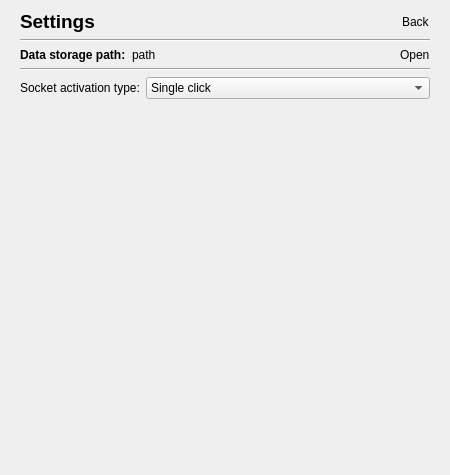
The window that sokketter-ui/sources/mainwindow.ui (morwy/sokketter) describes before a commit, drawn with Qt 5.
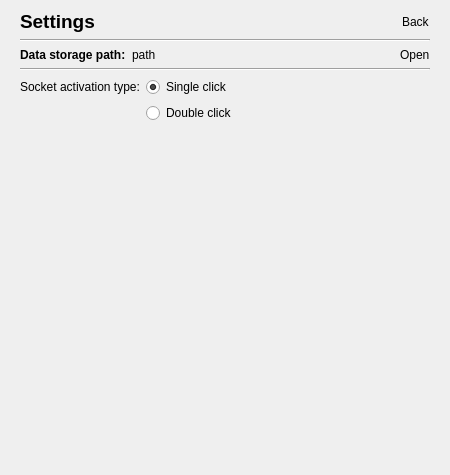
The same window after the commit. The open tabs and pages were chosen to show the change. Custom widgets are drawn as their Qt base class.

Commit message: feature: using radio buttons for selecting socket toggling action (#18)

```diff
--- a/sokketter-ui/sources/mainwindow.ui
+++ b/sokketter-ui/sources/mainwindow.ui
@@ -449,17 +449,20 @@
               </widget>
              </item>
              <item row="0" column="1">
-              <widget class="QComboBox" name="settings_socket_activation_combobox">
-               <item>
+              <widget class="QRadioButton" name="settings_socket_single_on_radio_button">
                 <property name="text">
                  <string>Single click</string>
                 </property>
-               </item>
-               <item>
+               <property name="checked">
+                <bool>true</bool>
+               </property>
+              </widget>
+             </item>
+             <item row="1" column="1">
+              <widget class="QRadioButton" name="settings_socket_double_on_radio_button">
                 <property name="text">
                  <string>Double click</string>
                 </property>
-               </item>
               </widget>
              </item>
             </layout>
```
Lines whose indentation alone changed are shown as unchanged. The commit also changes 4 other files.
